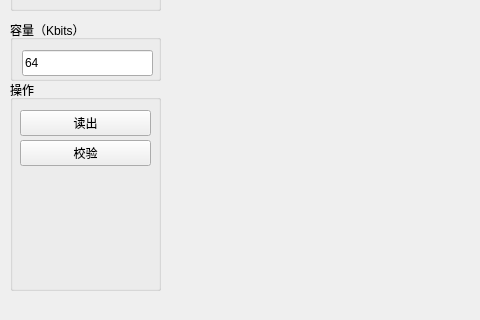
HEYAHONG/SPI_Flasher_Via_STM32, file SOFT/SimpleFlasher/SimpleFlasher/mainwindow.ui: the form before one commit; both pictures show x 0 to 480 and y 213 to 533 of the 832 by 533 pixel window.
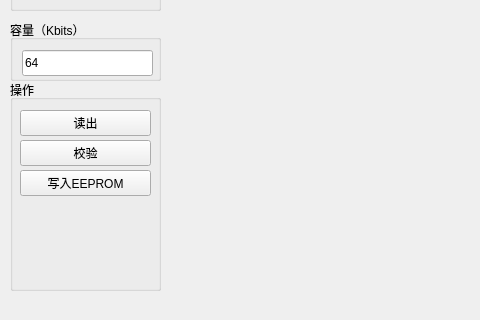
The form after the commit. Custom widgets are drawn as their Qt base class.

Commit message: 修改代码

Diff of the .ui file:
```diff
--- a/SOFT/SimpleFlasher/SimpleFlasher/mainwindow.ui
+++ b/SOFT/SimpleFlasher/SimpleFlasher/mainwindow.ui
@@ -166,6 +166,19 @@
       <string>校验</string>
      </property>
     </widget>
+    <widget class="QPushButton" name="pushButton_4">
+     <property name="geometry">
+      <rect>
+       <x>10</x>
+       <y>90</y>
+       <width>131</width>
+       <height>26</height>
+      </rect>
+     </property>
+     <property name="text">
+      <string>写入EEPROM</string>
+     </property>
+    </widget>
    </widget>
   </widget>
   <widget class="QMenuBar" name="menubar">
```
The commit also changes 1 other file.
